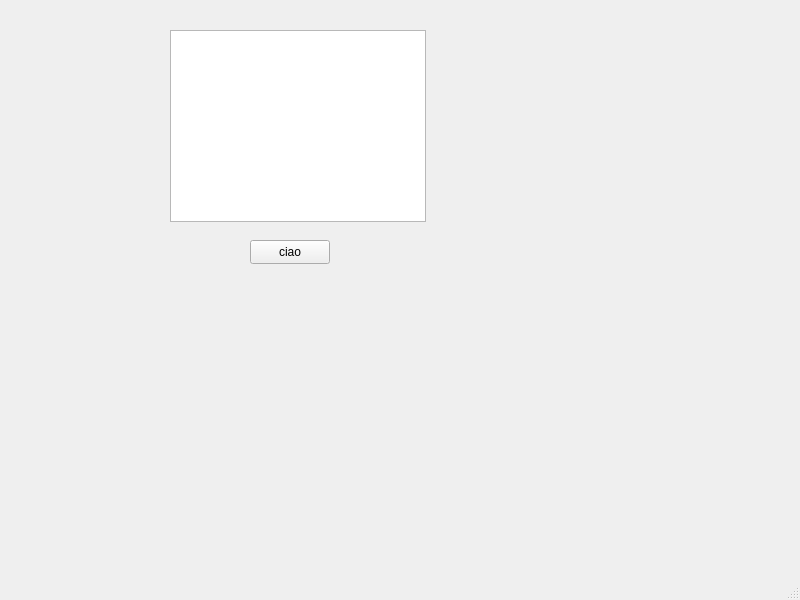
Before: the Qt Designer form mainwindow.ui in 104games/Qt-Briscola, drawn with Qt 5.
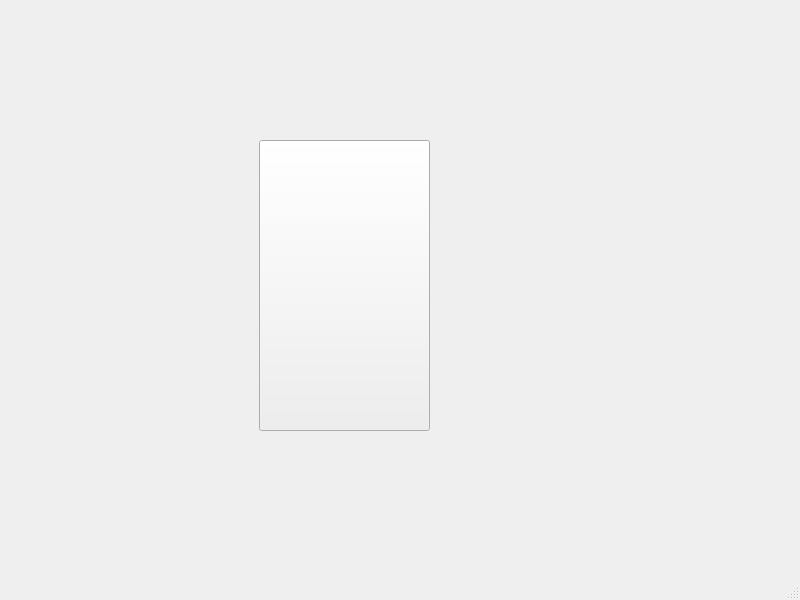
After: the same form once the commit is applied. Icons and pictures are not drawn.

Patch:
```diff
--- a/mainwindow.ui
+++ b/mainwindow.ui
@@ -17,24 +17,17 @@
    <widget class="QPushButton" name="button1">
     <property name="geometry">
      <rect>
-      <x>250</x>
-      <y>240</y>
-      <width>80</width>
-      <height>24</height>
+      <x>259</x>
+      <y>140</y>
+      <width>171</width>
+      <height>291</height>
      </rect>
     </property>
+    <property name="styleSheet">
+     <string notr="true">image: url(:/carte/carte/10d.jpg);</string>
+    </property>
     <property name="text">
-     <string>ciao</string>
-    </property>
-   </widget>
-   <widget class="QTextBrowser" name="textBrowser">
-    <property name="geometry">
-     <rect>
-      <x>170</x>
-      <y>30</y>
-      <width>256</width>
-      <height>192</height>
-     </rect>
+     <string/>
     </property>
    </widget>
   </widget>
```
Left out of the diff: 2 changed lines with no effect on the pictures.
